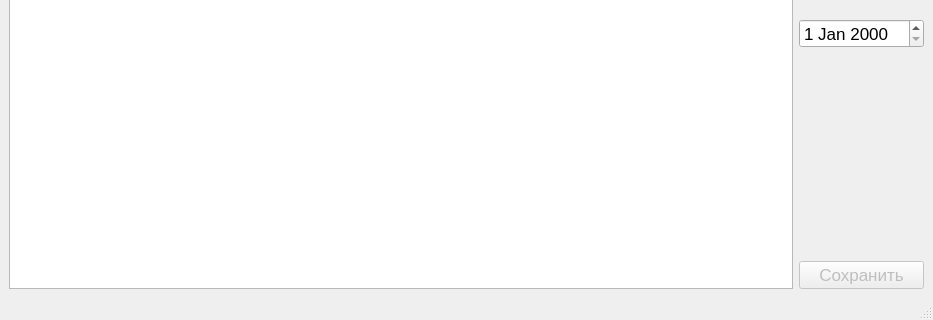
Qt form Diary/diarywidget.ui (EvgenyMetelkin/PerfectLive) before a commit; both pictures show x 0 to 933 and y 280 to 600 of the 933 by 600 pixel window.
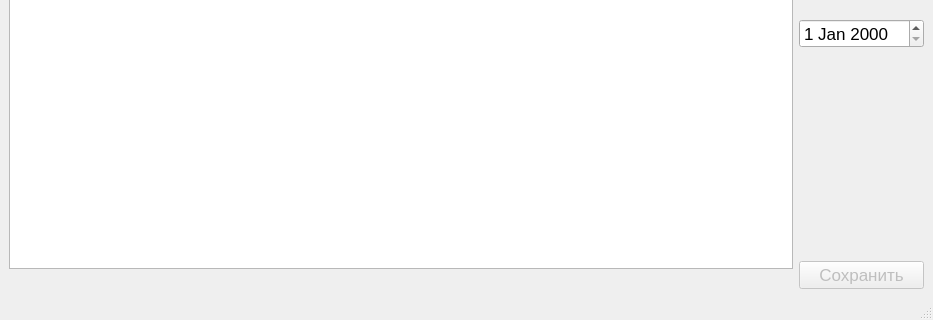
The same form after that commit.

Commit message: Add wise line in diary creator

```diff
--- a/Diary/diarywidget.ui
+++ b/Diary/diarywidget.ui
@@ -30,6 +30,8 @@
     <item>
      <layout class="QHBoxLayout" name="horizontalLayout_2">
       <item>
+       <layout class="QVBoxLayout" name="verticalLayout_3">
+        <item>
        <widget class="QPlainTextEdit" name="Text">
         <property name="font">
          <font>
@@ -37,6 +39,15 @@
          </font>
         </property>
        </widget>
+        </item>
+        <item>
+         <widget class="QLabel" name="lWiseLine">
+          <property name="text">
+           <string/>
+          </property>
+         </widget>
+        </item>
+       </layout>
       </item>
       <item>
        <layout class="QVBoxLayout" name="verticalLayout">
```
Lines whose indentation alone changed are shown as unchanged. The commit also changes 2 other files.
